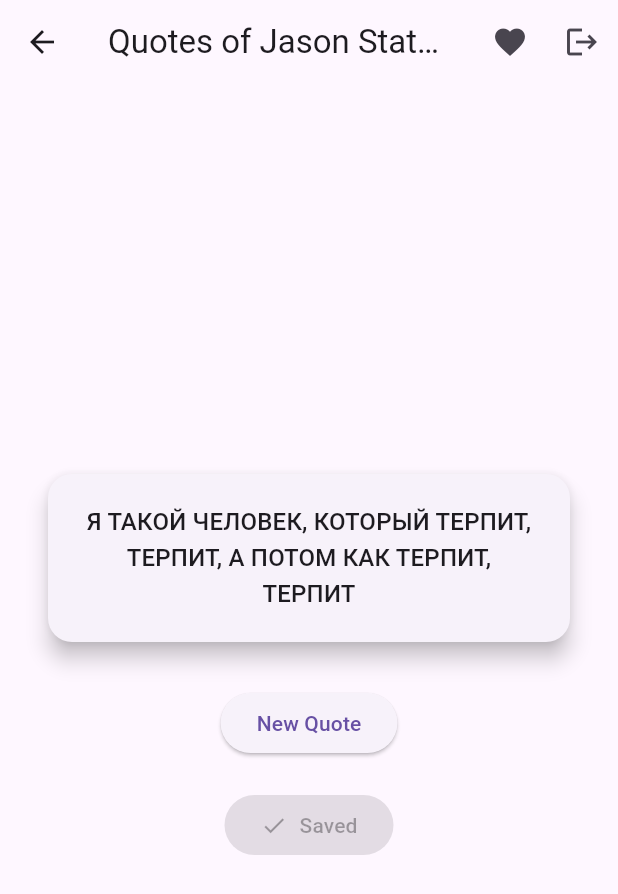
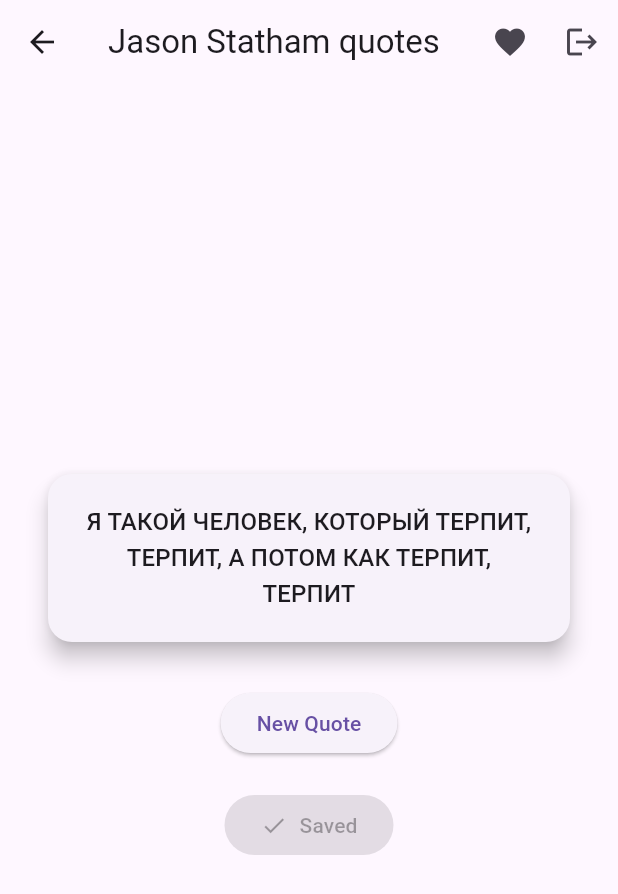
Before and after one commit to IliyaBaranov/MobileAppProject, a Flutter app: the HomeScreen screen opened directly, after a tap on "Save to Favorites", after a tap on the "logout" icon, after a tap on "Continue", on a phone screen of 412 x 824 dp. Shown: the top 894 px of the screen. Run offline on Flutter 3.47's test engine with Material 3 defaults, Android fonts, the phone set to English and light mode, and no system bars; our stand-ins replace cloud_firestore, firebase_auth, firebase_core, google_sign_in; accounts and stored records are empty.

Commit message:
Bug fixes

```diff
--- a/lib/controllers/favorites_controller.dart
+++ b/lib/controllers/favorites_controller.dart
@@ -24,7 +24,7 @@ class FavoritesController extends ChangeNotifier {
 
       final quote = Quote(id: '', text: quoteText);
       await _firestoreService.addQuoteToFavorites(quote);
-      notifyListeners(); // Уведомляем слушателей об изменении
+      notifyListeners();
       return true;
     } catch (e) {
       debugPrint('Error adding favorite: $e');
@@ -35,7 +35,7 @@ class FavoritesController extends ChangeNotifier {
   Future<void> removeQuoteFromFavorites(String quoteId) async {
     try {
       await _firestoreService.deleteFavoriteQuote(quoteId);
-      notifyListeners(); // Уведомляем слушателей об изменении
+      notifyListeners();
     } catch (e) {
       debugPrint('Error removing favorite: $e');
     }
--- a/lib/services/firestore_service.dart
+++ b/lib/services/firestore_service.dart
@@ -22,7 +22,7 @@ class FirestoreService {
         .collection('quotes')
         .add({
       'quote': quote.text,
-      'timestamp': FieldValue.serverTimestamp(), // **FIXED: Make sure timestamp is added**
+      'timestamp': FieldValue.serverTimestamp(),
     });
   }
 
--- a/lib/views/screens/home_screen.dart
+++ b/lib/views/screens/home_screen.dart
@@ -2,12 +2,13 @@ import 'package:flutter/material.dart';
 import 'package:firebase_auth/firebase_auth.dart';
 import 'package:google_sign_in/google_sign_in.dart';
 import 'package:provider/provider.dart';
+
 import '../../controllers/favorites_controller.dart';
 import '../../controllers/quote_controller.dart';
+import '../../utils/constants.dart';
 import '../widgets/quote_card.dart';
 import 'favorites_screen.dart';
 import 'login_screen.dart';
-
 
 class HomeScreen extends StatelessWidget {
   const HomeScreen({super.key});
@@ -16,7 +17,7 @@ class HomeScreen extends StatelessWidget {
   Widget build(BuildContext context) {
     return Scaffold(
       appBar: AppBar(
-        title: Text('Quotes of Jason Statham'),
+        title: Text(jasonStathamQuotes),
         actions: [
           IconButton(
             icon: Icon(Icons.favorite),
@@ -91,7 +92,7 @@ class _FavoriteButton extends StatefulWidget {
 class _FavoriteButtonState extends State<_FavoriteButton> {
   bool _isFavorite = false;
   bool _loading = true;
-  String? _currentQuote; // Для отслеживания изменений цитаты
+  String? _currentQuote;
 
   @override
   void initState() {
@@ -104,7 +105,6 @@ class _FavoriteButtonState extends State<_FavoriteButton> {
   @override
   void didUpdateWidget(_FavoriteButton oldWidget) {
     super.didUpdateWidget(oldWidget);
-    // Если цитата изменилась, сбрасываем состояние
     if (widget.quote != _currentQuote) {
       _currentQuote = widget.quote;
       _checkIfFavorite();
@@ -148,11 +148,11 @@ class _FavoriteButtonState extends State<_FavoriteButton> {
         _isFavorite = true;
       });
       ScaffoldMessenger.of(context).showSnackBar(
-        SnackBar(content: Text('Quote saved to favorites!')),
+        SnackBar(content: Text(quoteSavedToFavoritesMessage)),
       );
     } else if (mounted) {
       ScaffoldMessenger.of(context).showSnackBar(
-        SnackBar(content: Text('Failed to save quote')),
+        SnackBar(content: Text(failedToSaveQuoteMessage)),
       );
     }
   }
@@ -174,7 +174,7 @@ class _FavoriteButtonState extends State<_FavoriteButton> {
         children: [
           Icon(_isFavorite ? Icons.check : Icons.bookmark_add),
           const SizedBox(width: 8),
-          Text(_isFavorite ? 'Saved' : 'Save to Favorites'),
+          Text(_isFavorite ? savedLabel : saveToFavoritesLabel),
         ],
       ),
     );
--- a/lib/views/screens/login_screen.dart
+++ b/lib/views/screens/login_screen.dart
@@ -1,8 +1,10 @@
 import 'package:flutter/material.dart';
 import 'package:firebase_auth/firebase_auth.dart';
 import 'package:google_sign_in/google_sign_in.dart';
+
 import '../../controllers/auth_controller.dart';
 import 'home_screen.dart';
+import 'package:project/utils/constants.dart';
 
 class LoginScreen extends StatelessWidget {
   const LoginScreen({super.key});
@@ -16,7 +18,7 @@ class LoginScreen extends StatelessWidget {
       );
     } catch (e) {
       ScaffoldMessenger.of(context).showSnackBar(
-        SnackBar(content: Text('Sign-in failed: $e')),
+        SnackBar(content: Text('$signInFailedMessage: $e')),
       );
     }
   }
@@ -27,21 +29,21 @@ class LoginScreen extends StatelessWidget {
     final user = FirebaseAuth.instance.currentUser;
 
     return Scaffold(
-      appBar: AppBar(title: Text('Welcome')),
+      appBar: AppBar(title: Text(welcomeTitle)),
       body: Center(
         child: Padding(
           padding: const EdgeInsets.all(24.0),
           child: Column(
             mainAxisAlignment: MainAxisAlignment.center,
             children: [
-              Text('Jason Stathem quotes', style: Theme.of(context).textTheme.titleLarge),
+              Text(jasonStathamQuotes, style: Theme.of(context).textTheme.titleLarge),
               const SizedBox(height: 40),
               if (user != null) ...[
-                Text('Signed in as: ${user.isAnonymous ? 'Anonymous' : user.email ?? 'User'}'),
+                Text('$signedInAsMessage${user.isAnonymous ? anonymousUser : user.email ?? 'User'}'),
                 const SizedBox(height: 20),
                 ElevatedButton.icon(
                   icon: Icon(Icons.logout),
-                  label: Text('Sign out'),
+                  label: Text(signOutLabel),
                   onPressed: () async {
                     await FirebaseAuth.instance.signOut();
                     await GoogleSignIn().signOut();
@@ -54,7 +56,7 @@ class LoginScreen extends StatelessWidget {
                 const SizedBox(height: 20),
                 ElevatedButton.icon(
                   icon: Icon(Icons.arrow_forward),
-                  label: Text('Continue'),
+                  label: Text(continueLabel),
                   onPressed: () {
                     Navigator.pushReplacement(
                       context,
@@ -65,13 +67,13 @@ class LoginScreen extends StatelessWidget {
               ] else ...[
                 ElevatedButton.icon(
                   icon: Icon(Icons.login),
-                  label: Text('Sign in with Google'),
+                  label: Text(signInWithGoogleLabel),
                   onPressed: () => _signIn(context, authController.signInWithGoogle),
                 ),
                 const SizedBox(height: 20),
                 ElevatedButton.icon(
                   icon: Icon(Icons.person_outline),
-                  label: Text('Continue Anonymously'),
+                  label: Text(continueAnonymouslyLabel),
                   onPressed: () => _signIn(context, authController.signInAnonymously),
                 ),
               ],
```
Also changed, not shown: lib/utils/constants.dart (+26 -0 lines), lib/views/widgets/quote_card.dart (line endings or trailing spaces), 13 other files.
